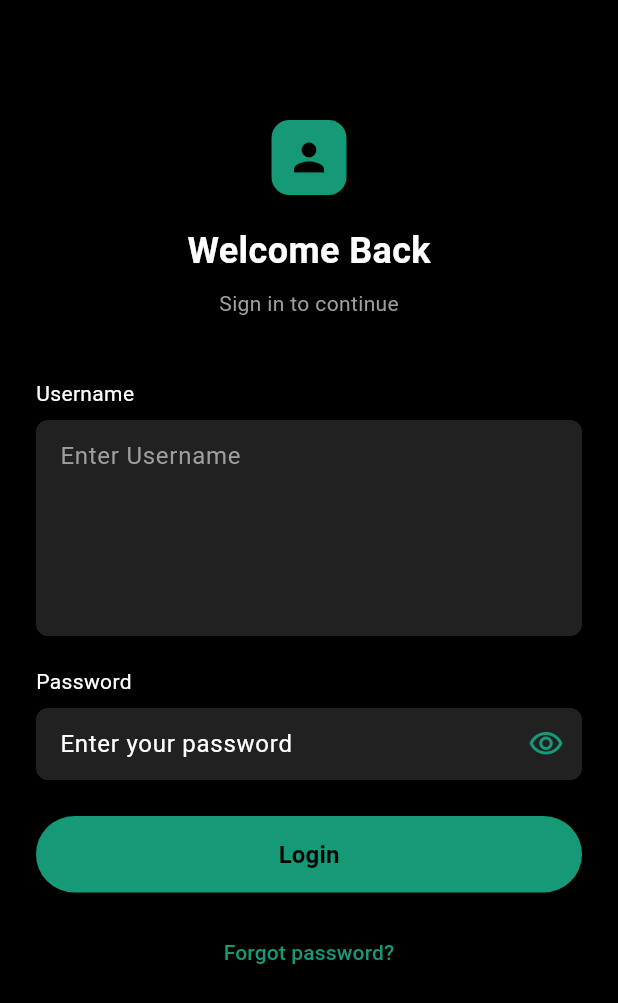
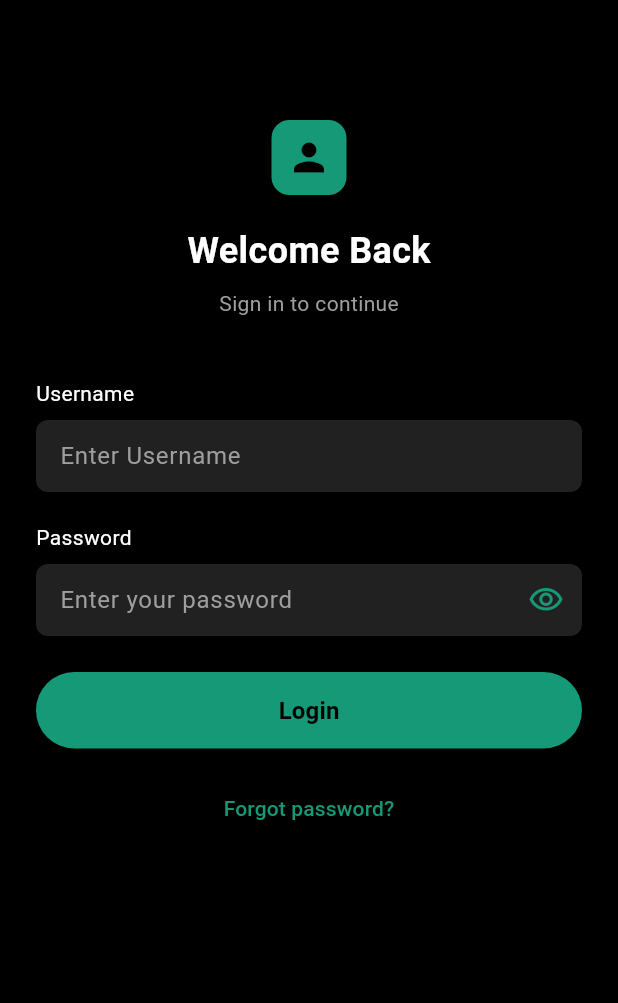
Before and after one commit to sydammani2003/securitylf, a Flutter app: the screen it shows after launch, on a phone screen of 412 x 824 dp. Shown: the top 1003 px of the screen. Run offline on Flutter 3.47's test engine with Material 3 defaults, Android fonts, the light colour scheme and no system bars; our stand-ins replace flutter_svg.

Commit message:
added login page

```diff
--- a/securitylf/lib/screens/login.dart
+++ b/securitylf/lib/screens/login.dart
@@ -83,7 +83,6 @@ class _LoginScreenState extends State<LoginScreen> {
                   ),
                   child: TextField(
                     style: TextStyle(color: Colors.white),
-                    maxLines: 5,
                     decoration: InputDecoration(
                       hintText: 'Enter Username',
                       hintStyle: TextStyle(color: Colors.grey),
@@ -114,7 +113,7 @@ class _LoginScreenState extends State<LoginScreen> {
                     style: const TextStyle(color: Colors.white),
                     decoration: InputDecoration(
                       hintText: 'Enter your password',
-                      hintStyle: const TextStyle(color: Colors.white),
+                      hintStyle: const TextStyle(color: Colors.grey),
                       border: InputBorder.none,
                       contentPadding: const EdgeInsets.symmetric(
                           horizontal: 16, vertical: 12),
```
